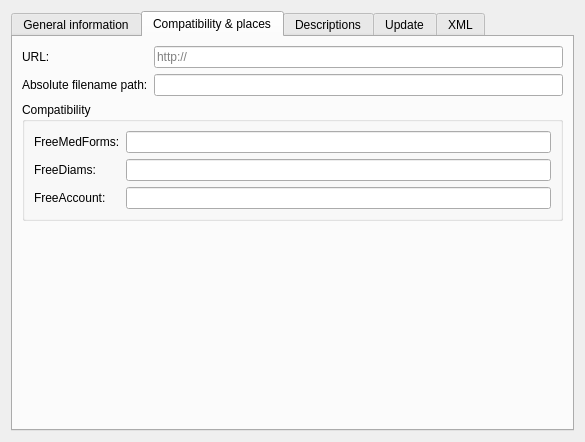
Before: the Qt Designer form libs/utils/widgets/genericdescriptioneditor.ui in FreeHealth/freehealth, drawn with Qt 5.
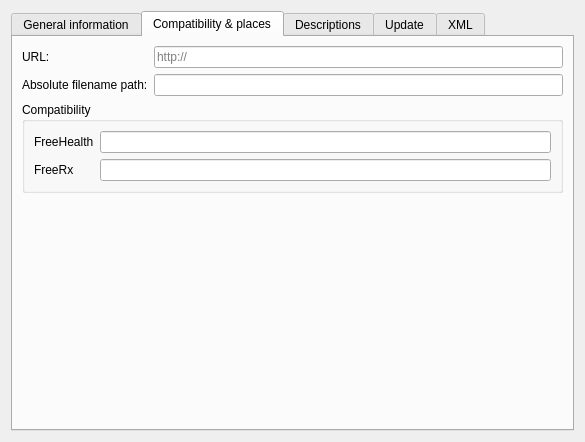
After: the same form once the commit is applied. The open tabs and pages were chosen to show the change.

```diff
--- a/libs/utils/widgets/genericdescriptioneditor.ui
+++ b/libs/utils/widgets/genericdescriptioneditor.ui
@@ -166,7 +166,7 @@
           <item row="0" column="0">
            <widget class="QLabel" name="label_9">
             <property name="text">
-             <string>FreeMedForms:</string>
+             <string>FreeHealth</string>
             </property>
            </widget>
           </item>
@@ -176,23 +176,13 @@
           <item row="1" column="0">
            <widget class="QLabel" name="label_10">
             <property name="text">
-             <string>FreeDiams:</string>
+             <string>FreeRx</string>
             </property>
            </widget>
           </item>
           <item row="1" column="1">
            <widget class="QLineEdit" name="fdCompat"/>
           </item>
-          <item row="2" column="0">
-           <widget class="QLabel" name="label_11">
-            <property name="text">
-             <string>FreeAccount:</string>
-            </property>
-           </widget>
-          </item>
-          <item row="2" column="1">
-           <widget class="QLineEdit" name="faCompat"/>
-          </item>
          </layout>
         </widget>
        </item>
```
Left out of the diff: 2 changed lines with no effect on the pictures.
